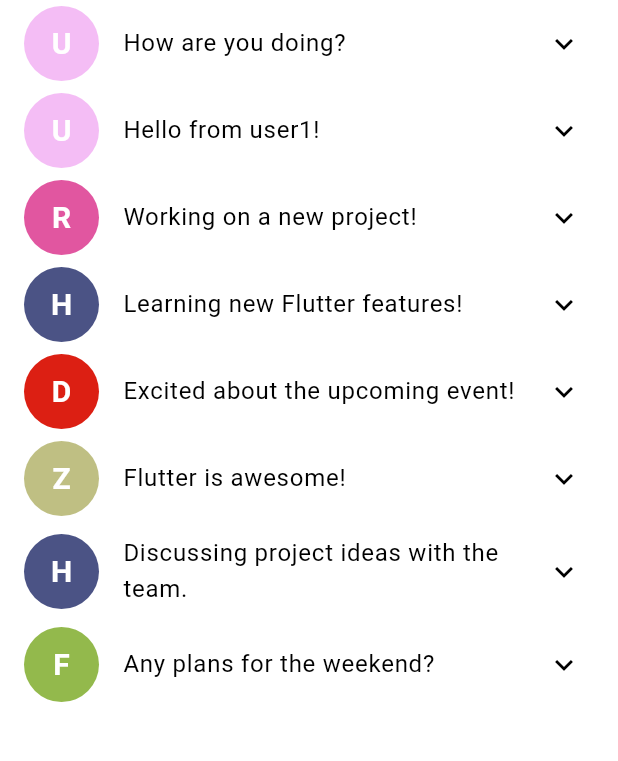
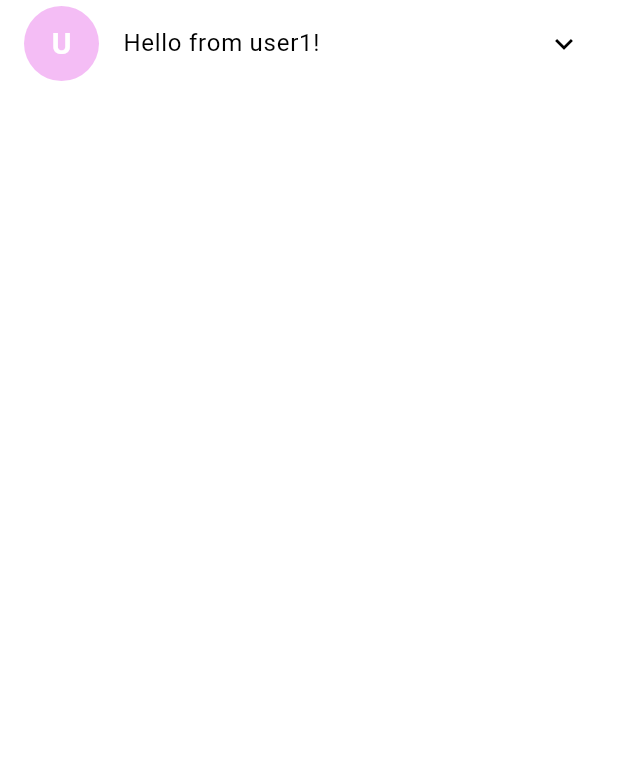
Before and after one commit to kasasa22/WePut, a Flutter app: the ExpandLists screen opened directly, on a phone screen of 412 x 824 dp, the part 84-845 px from its top. Run offline on Flutter 3.47's test engine with Material 3 defaults, Android fonts, the phone set to English and light mode, and no system bars; our stand-ins replace animate_do, cloud_firestore, firebase_auth, firebase_core, fl_chart, settings_ui; missing offline and left inert: about; accounts and stored records are empty.

Commit message:
Jan 11, 2024, 11:32 AM

```diff
--- a/lib/main.dart
+++ b/lib/main.dart
@@ -9,7 +9,7 @@ import 'package:maker/pages/about_us.dart';
 import 'package:maker/pages/crud_test.dart';
 import 'package:maker/pages/dashboard.dart';
 import 'package:maker/pages/home_page.dart';
-import 'package:maker/pages/inbox.dart';
+import 'package:maker/pages/messages.dart';
 import 'package:maker/pages/profile.dart';
 import 'package:maker/pages/settings.dart'
     // ignore: library_prefixes
--- a/lib/pages/notifications.dart
+++ b/lib/pages/messages.dart
@@ -33,55 +33,7 @@ class _ExpandListsState extends State<ExpandLists> {
         timestamp: Timestamp.now(),
         viewed: false,
       ),
-      Message(
-        notificationId: '2',
-        userId: 'user2',
-        message: 'How are you doing?',
-        timestamp: Timestamp.now(),
-        viewed: true,
-      ),
-      Message(
-        notificationId: '3',
-        userId: 'zuser3',
-        message: 'Flutter is awesome!',
-        timestamp: Timestamp.now(),
-        viewed: false,
-      ),
-      Message(
-        notificationId: '4',
-        userId: 'ruser4',
-        message: 'Working on a new project!',
-        timestamp: Timestamp.now(),
-        viewed: false,
-      ),
-      Message(
-        notificationId: '5',
-        userId: 'fuser5',
-        message: 'Any plans for the weekend?',
-        timestamp: Timestamp.now(),
-        viewed: true,
-      ),
-      Message(
-        notificationId: '6',
-        userId: 'huser6',
-        message: 'Learning new Flutter features!',
-        timestamp: Timestamp.now(),
-        viewed: false,
-      ),
-      Message(
-        notificationId: '7',
-        userId: 'duser7',
-        message: 'Excited about the upcoming event!',
-        timestamp: Timestamp.now(),
-        viewed: false,
-      ),
-      Message(
-        notificationId: '8',
-        userId: 'huser8',
-        message: 'Discussing project ideas with the team.',
-        timestamp: Timestamp.now(),
-        viewed: true,
-      ),
+
       // Add more messages as needed
     ];
 
```
